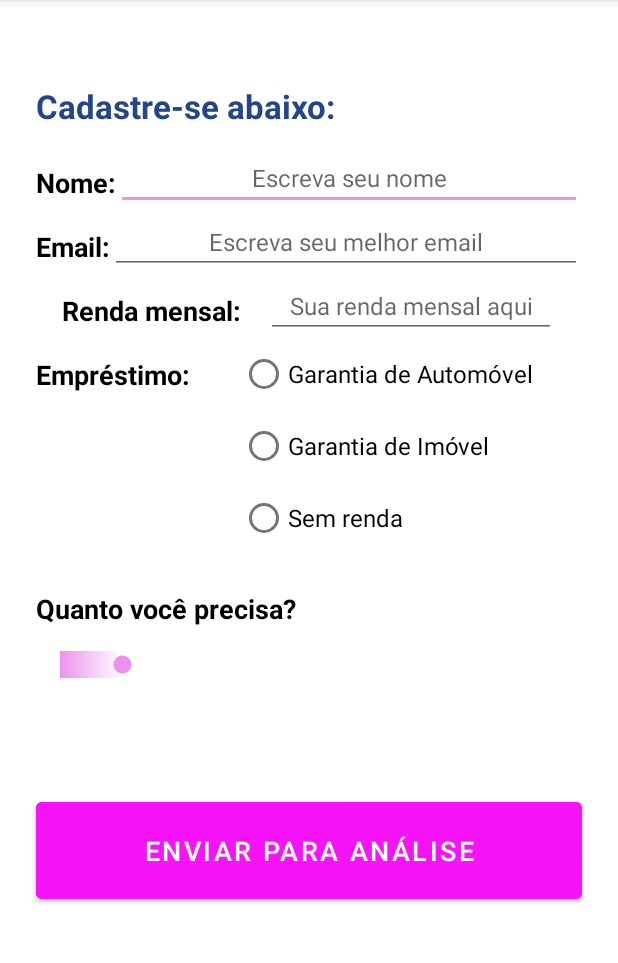
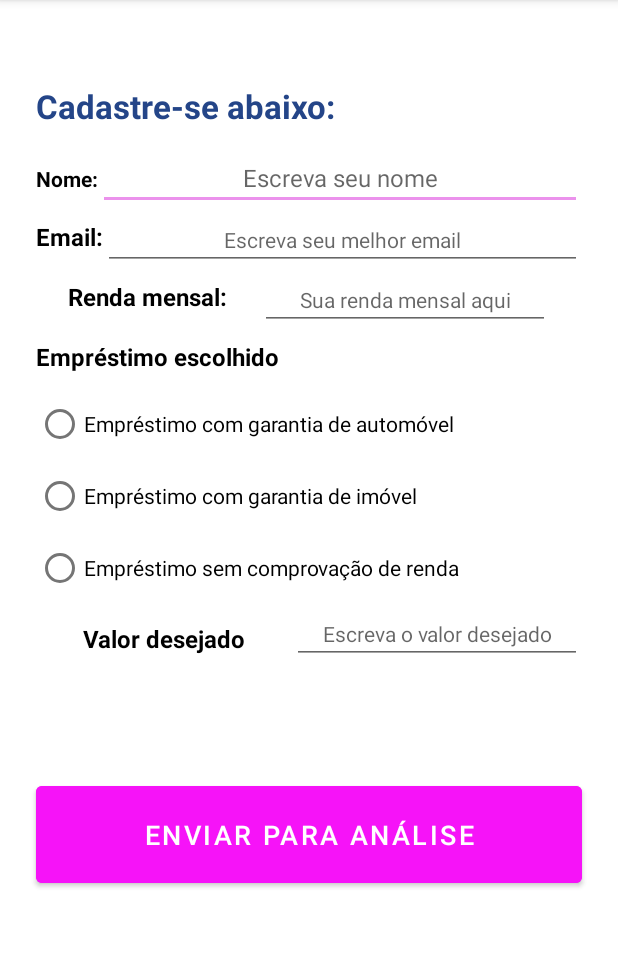
Before and after one commit to fabianafarias/credito-para-todes, an Android app: the FifthActivity screen opened directly, with no data from a screen before it, on a phone screen of 412 x 824 dp, the part 84-1047 px from its top. Run offline under Robolectric (Android 15) with nearby library versions, the light colour scheme and no system bars.

Commit message:
Fazendo modificações no layout e criando a lógica dos radio buttons.

```diff
--- a/app/src/main/java/com/fabianafarias/creditoparatodes/FifthActivity.kt
+++ b/app/src/main/java/com/fabianafarias/creditoparatodes/FifthActivity.kt
@@ -4,36 +4,40 @@ import android.content.Intent
 import androidx.appcompat.app.AppCompatActivity
 import android.os.Bundle
 import android.view.View
+import android.widget.RadioButton
+import kotlinx.android.synthetic.main.activity_fifth.*
+
 
 class FifthActivity : AppCompatActivity() {
     override fun onCreate(savedInstanceState: Bundle?) {
         super.onCreate(savedInstanceState)
         setContentView(R.layout.activity_fifth)
+
     }
 
-    fun onRadioAutomovelClicked(view: View){
-        val intent = Intent(this, FifthActivity::class.java)
-        startActivity(intent)
+    fun onRadioButtonClicked(view: View) {
+        if (view is RadioButton) {
+            val checked = view.isChecked
+
+            when (view.getId()) {
+                R.id.radio_automovel ->
+                    if (checked) {
+                        radio_automovel.isChecked
+                    }
+                R.id.radio_imovel ->
+                    if (checked) {
+                        radio_imovel.isChecked
+                    }
+                R.id.radio_sem_renda ->
+                    if (checked) {
+                        radio_sem_renda.isChecked
+                    }
+            }
+        }
     }
 
-    fun onRadioImovelClicked(view: View){
-        val intent = Intent(this, FifthActivity::class.java)
-        startActivity(intent)
-    }
-
-    fun onRadioSemRendaClicked(view: View){
-        val intent = Intent(this, FifthActivity::class.java)
-        startActivity(intent)
-    }
-
-    fun sickBarClicked(view: View){
-        val intent = Intent(this, FifthActivity::class.java)
-        startActivity(intent)
-    }
-
-    fun cadastrarOnClicked(view: View) {
+    fun contratarOnClicked(view: View) {
         val intent = Intent(this, SixthActivity::class.java)
         startActivity(intent)
     }
-
 }
--- a/app/src/main/res/layout/activity_fifth.xml
+++ b/app/src/main/res/layout/activity_fifth.xml
@@ -1,5 +1,6 @@
 <?xml version="1.0" encoding="utf-8"?>
-<androidx.constraintlayout.widget.ConstraintLayout xmlns:android="http://schemas.android.com/apk/res/android"
+<androidx.constraintlayout.widget.ConstraintLayout
+    xmlns:android="http://schemas.android.com/apk/res/android"
     xmlns:app="http://schemas.android.com/apk/res-auto"
     xmlns:tools="http://schemas.android.com/tools"
     android:layout_width="match_parent"
@@ -56,7 +57,7 @@
         android:layout_marginTop="24dp"
         android:text="@string/nome"
         android:textColor="@color/black"
-        android:textSize="18dp"
+        android:textSize="14sp"
         android:textStyle="bold"
         app:layout_constraintStart_toStartOf="@id/guidelineLeft"
         app:layout_constraintTop_toBottomOf="@+id/tv-title-cadastro" />
@@ -80,7 +81,7 @@
         android:layout_marginTop="18dp"
         android:text="@string/email"
         android:textColor="@color/black"
-        android:textSize="18dp"
+        android:textSize="16sp"
         android:textStyle="bold"
         app:layout_constraintStart_toStartOf="@id/guidelineLeft"
         app:layout_constraintTop_toBottomOf="@+id/tv-title-name" />
@@ -91,7 +92,7 @@
         android:layout_height="wrap_content"
         android:hint="@string/escreva_seu_melhor_email"
         android:textAlignment="center"
-        android:textSize="16sp"
+        android:textSize="14sp"
         app:layout_constraintEnd_toStartOf="@+id/guidelineRight"
         app:layout_constraintStart_toEndOf="@+id/tv-title-email"
         app:layout_constraintTop_toBottomOf="@+id/et-name" />
@@ -104,7 +105,7 @@
         android:layout_marginTop="18dp"
         android:text="@string/renda_mensal"
         android:textColor="@color/black"
-        android:textSize="18dp"
+        android:textSize="16sp"
         android:textStyle="bold"
         app:layout_constraintEnd_toStartOf="@id/et-renda"
         app:layout_constraintStart_toStartOf="@id/guidelineLeft"
@@ -117,7 +118,7 @@
         android:layout_height="wrap_content"
         android:hint="@string/escreva_sua_renda_mensal"
         android:textAlignment="center"
-        android:textSize="16sp"
+        android:textSize="14sp"
         tools:layout_editor_absoluteX="144dp"
         app:layout_constraintEnd_toStartOf="@+id/guidelineRight"
         app:layout_constraintStart_toEndOf="@+id/tv-title-renda-mensal"
@@ -126,86 +127,86 @@
 
     <TextView
         android:id="@+id/tv-title-tipo-emprestimo"
-        android:layout_width="wrap_content"
+        android:layout_width="0dp"
         android:layout_height="wrap_content"
         android:layout_marginTop="18dp"
         android:text="@string/tipo_emprestimo"
         android:textColor="@color/black"
-        android:textSize="18sp"
+        android:textSize="16sp"
         android:textStyle="bold"
         app:layout_constraintStart_toStartOf="@id/guidelineLeft"
-        app:layout_constraintTop_toBottomOf="@+id/tv-title-renda-mensal" />
+        app:layout_constraintTop_toBottomOf="@+id/tv-title-renda-mensal"
+        app:layout_constraintEnd_toStartOf="@id/guidelineRight"
+        />
 
         <RadioGroup
             android:id="@+id/radio-group"
             xmlns:android="http://schemas.android.com/apk/res/android"
-            android:layout_width="wrap_content"
+            android:layout_width="0dp"
             android:layout_height="wrap_content"
+            android:layout_marginTop="10dp"
             android:orientation="vertical"
-            app:layout_constraintTop_toBottomOf="@+id/et-renda"
-            app:layout_constraintStart_toEndOf="@+id/tv-title-tipo-emprestimo"
+            app:layout_constraintTop_toBottomOf="@+id/tv-title-tipo-emprestimo"
+            app:layout_constraintStart_toStartOf="@id/guidelineLeft"
             app:layout_constraintEnd_toStartOf="@+id/guidelineRight" >
 
             <RadioButton
-                android:id="@+id/radio-automovel"
+                android:id="@+id/radio_automovel"
                 android:layout_width="wrap_content"
                 android:layout_height="wrap_content"
-                android:text="@string/garantia_de_automovel"
-                android:textSize="16sp"
-                android:onClick="onRadioAutomovelClicked"/>
+                android:textSize="14sp"
+                android:text="@string/automovel"
+                android:onClick="onRadioButtonClicked"/>
 
             <RadioButton
-                android:id="@+id/radio-imovel"
+                android:id="@+id/radio_imovel"
                 android:layout_width="wrap_content"
                 android:layout_height="wrap_content"
-                android:text="@string/garantia_de_imovel"
-                android:textSize="16sp"
-                android:onClick="onRadioImovelClicked" />
+                android:textSize="14sp"
+                android:text="@string/imovel"
+                android:onClick="onRadioButtonClicked"/>
 
             <RadioButton
-                android:id="@+id/radio-sem-renda"
+                android:id="@+id/radio_sem_renda"
                 android:layout_width="wrap_content"
                 android:layout_height="wrap_content"
-                android:text="@string/sem_comprovacao_de_renda"
-                android:textSize="16sp"
-                android:onClick="onRadioSemRendaClicked" />
+                android:text="@string/sem_renda"
+                android:textSize="14sp"
+                android:onClick="onRadioButtonClicked" />
 
         </RadioGroup>
 
     <TextView
-        android:id="@+id/tv-title-valor"
-        android:layout_width="0dp"
+        android:id="@+id/tv_valor_emprestimo"
+        android:layout_width="wrap_content"
         android:layout_height="wrap_content"
-        android:layout_marginTop="24dp"
-        android:text="@string/valor_emprestimo"
+        android:layout_marginTop="12dp"
+        android:text="@string/tv_valor_emprestimo"
         android:textColor="@color/black"
-        android:textSize="18sp"
+        android:textSize="16sp"
         android:textStyle="bold"
-        app:layout_constraintEnd_toStartOf="@id/guidelineRight"
-        app:layout_constraintHorizontal_bias="0.0"
-        app:layout_constraintStart_toStartOf="@id/guidelineLeft"
-        app:layout_constraintTop_toBottomOf="@+id/radio-group" />
+        app:layout_constraintStart_toStartOf="@+id/guidelineLeft"
+        app:layout_constraintEnd_toStartOf="@id/et_valor_emprestimo"
+        app:layout_constraintTop_toBottomOf="@+id/radio-group"
+        />
 
-    <SeekBar
-            android:id="@+id/seekBar-valor"
-            android:layout_width="310dp"
-            android:layout_height="wrap_content"
-            android:layout_marginTop="16dp"
-            android:max="20000"
-            android:onClick="sickBarClicked"
-            android:progress="3000"
-            android:progressDrawable="@drawable/custom_progress"
-            app:layout_constraintEnd_toStartOf="@id/guidelineRight"
-            app:layout_constraintHorizontal_bias="0.0"
-            app:layout_constraintStart_toStartOf="@id/guidelineLeft"
-            app:layout_constraintTop_toBottomOf="@+id/tv-title-valor" />
+    <EditText
+        android:id="@+id/et_valor_emprestimo"
+        android:layout_width="193dp"
+        android:layout_height="wrap_content"
+        android:hint="@string/escreva_o_valor_desejado"
+        android:textAlignment="center"
+        android:textSize="14sp"
+        app:layout_constraintEnd_toStartOf="@+id/guidelineRight"
+        app:layout_constraintTop_toBottomOf="@+id/radio-group"
+        />
 
     <Button
-        android:id="@+id/btn-enviarAnalise"
+        android:id="@+id/btn_cadastrar"
+        android:onClick="contratarOnClicked"
         android:layout_width="0dp"
         android:layout_height="wrap_content"
         android:backgroundTint="#F613F8"
-        android:onClick="cadastrarOnClicked"
         android:paddingTop="20dp"
         android:paddingBottom="20dp"
         android:text="@string/enviar_para_analise"
@@ -214,9 +215,9 @@
         android:textSize="18sp"
         app:layout_constraintBottom_toTopOf="@+id/guidelineBottom"
         app:layout_constraintEnd_toStartOf="@+id/guidelineRight"
-        app:layout_constraintHorizontal_bias="1.0"
+        app:layout_constraintHorizontal_bias="0.0"
         app:layout_constraintStart_toStartOf="@+id/guidelineLeft"
-        app:layout_constraintTop_toBottomOf="@+id/seekBar-valor"
-        app:layout_constraintVertical_bias="0.356" />
+        app:layout_constraintTop_toBottomOf="@+id/et_valor_emprestimo"
+        app:layout_constraintVertical_bias="0.336" />
 
 </androidx.constraintlayout.widget.ConstraintLayout>
--- a/app/src/main/res/layout/activity_sixth.xml
+++ b/app/src/main/res/layout/activity_sixth.xml
@@ -45,7 +45,7 @@
         app:srcCompat="@drawable/ic_savings_black_24dp" />
 
     <TextView
-        android:id="@+id/nome-cadastrado"
+        android:id="@+id/tv-nome-cadastrado"
         android:layout_width="0dp"
         android:layout_height="wrap_content"
         android:layout_marginTop="32dp"
@@ -57,7 +57,7 @@
         app:layout_constraintTop_toBottomOf="@+id/iv-pig2"/>
 
     <TextView
-        android:id="@+id/cadastro-efetuado"
+        android:id="@+id/tv-cadastro-efetuado"
         android:layout_width="0dp"
         android:layout_height="wrap_content"
         android:layout_marginTop="10dp"
@@ -68,7 +68,7 @@
         app:layout_constraintEnd_toStartOf="@+id/guidelineRight"
         app:layout_constraintHorizontal_bias="0.0"
         app:layout_constraintStart_toStartOf="@+id/guidelineLeft"
-        app:layout_constraintTop_toBottomOf="@+id/nome-cadastrado"
+        app:layout_constraintTop_toBottomOf="@+id/tv-nome-cadastrado"
         app:layout_constraintVertical_bias="0.0" />
 
 
--- a/app/src/main/res/values/strings.xml
+++ b/app/src/main/res/values/strings.xml
@@ -30,15 +30,16 @@
     <string name="escreva_seu_nome">Escreva seu nome</string>
     <string name="renda_mensal">Renda mensal:</string>
     <string name="escreva_sua_renda_mensal">Sua renda mensal aqui</string>
-    <string name="tipo_emprestimo">Empréstimo:</string>
+    <string name="tipo_emprestimo">Empréstimo escolhido</string>
     <string name="garantia_de_automovel">Garantia de Automóvel</string>
     <string name="garantia_de_imovel">Garantia de Imóvel</string>
     <string name="sem_comprovacao_de_renda">Sem renda</string>
-    <string name="valor_emprestimo">Quanto você precisa?</string>
+    <string name="tv_valor_emprestimo">Valor desejado</string>
     <string name="enviar_para_analise">Enviar para análise</string>
     <string name="email">Email: </string>
     <string name="escreva_seu_melhor_email">Escreva seu melhor email</string>
     <string name="cadastro_efetuado_com_sucesso">o seu cadastro foi efetuado com sucesso. Sua solicitação está em análise. Você receberá uma mensagem de confirmação no email.</string>
     <string name="nome_cadastrado">Nome,</string>
+    <string name="escreva_o_valor_desejado">Escreva o valor desejado</string>
 
 </resources>
```
Also changed, not shown: app/src/main/java/com/fabianafarias/creditoparatodes/SixthActivity.kt (+9 -0 lines).
